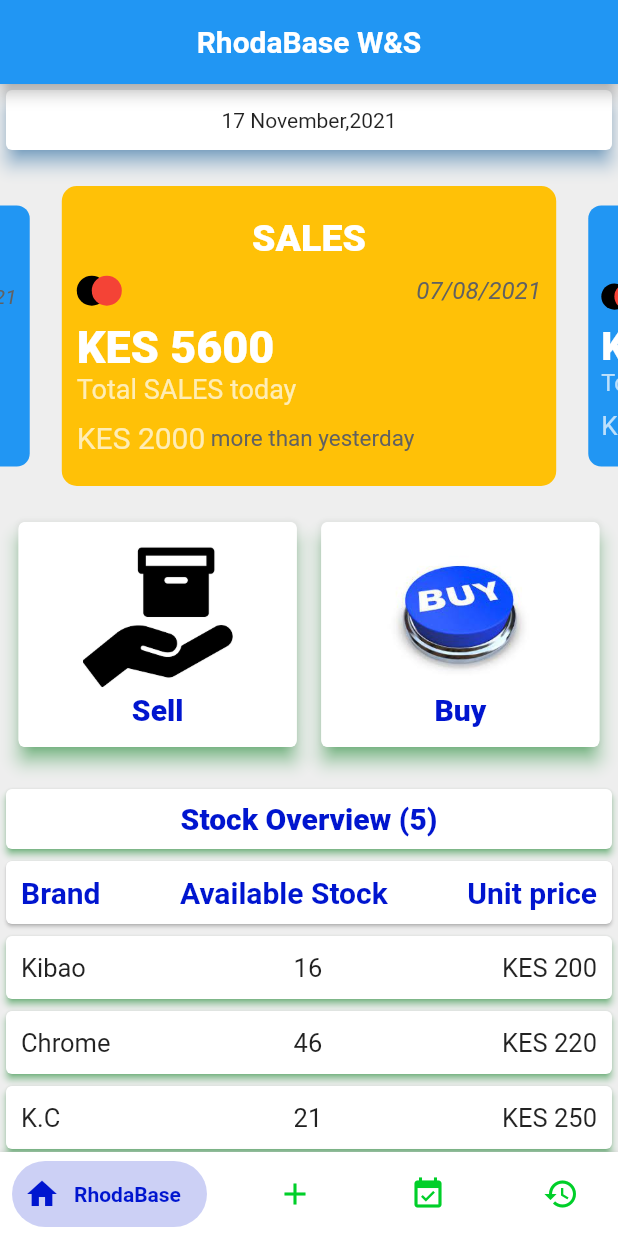
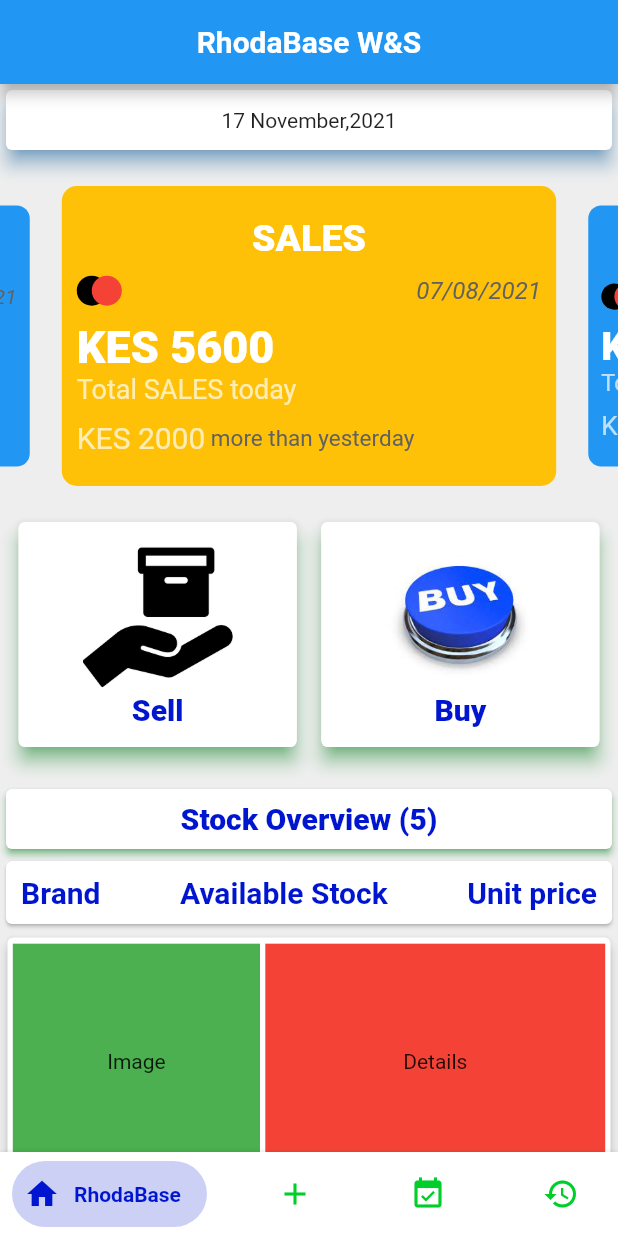
Before and after one commit to RonnyK36/stock-taker, a Flutter app: the screen it shows after launch, on a phone screen of 412 x 824 dp. Run offline on Flutter 3.47's test engine with Material 2 defaults, Android fonts, the phone set to English and light mode, and no system bars; drawn by our look-alikes of bottom_navy_bar, carousel_slider.

Commit message:
Restart Project

```diff
--- a/lib/config/config.dart
+++ b/lib/config/config.dart
@@ -1,4 +1,15 @@
 import 'package:flutter/material.dart';
+
+class Config {
+  static MediaQueryData? _mediaQueryData;
+  static double? screenHeight;
+  static double? screenWidth;
+  void init(BuildContext context) {
+    _mediaQueryData = MediaQuery.of(context);
+    screenHeight = _mediaQueryData!.size.height;
+    screenWidth = _mediaQueryData!.size.width;
+  }
+}
 
 const kBodyTitleTS = TextStyle(
   fontWeight: FontWeight.bold,
--- a/lib/screens/home_page.dart
+++ b/lib/screens/home_page.dart
@@ -5,7 +5,7 @@ import 'package:stock_take/config/config.dart';
 import 'package:stock_take/screens/transaction.dart';
 import 'package:stock_take/widgets/carousel_card.dart';
 import 'package:stock_take/widgets/service_card.dart';
-import 'package:stock_take/widgets/some_record_card.dart';
+import 'package:stock_take/widgets/single_product_card.dart';
 
 class HomePage extends StatefulWidget {
   const HomePage({Key? key}) : super(key: key);
@@ -17,6 +17,7 @@ class HomePage extends StatefulWidget {
 class _HomePageState extends State<HomePage> {
   @override
   Widget build(BuildContext context) {
+    Config().init(context);
     return Scaffold(
       backgroundColor: Colors.grey[200],
       appBar: AppBar(
@@ -163,36 +164,9 @@ class _HomePageState extends State<HomePage> {
                 ),
               ),
             ),
-            bottomRecord(
-              context,
-              brand: 'Kibao',
-              available: '16',
-              price: '200',
-            ),
-            bottomRecord(
-              context,
-              brand: 'Chrome',
-              available: '46',
-              price: '220',
-            ),
-            bottomRecord(
-              context,
-              brand: 'K.C',
-              available: '21',
-              price: '250',
-            ),
-            bottomRecord(
-              context,
-              brand: 'VAT 69',
-              available: '5',
-              price: '600',
-            ),
-            bottomRecord(
-              context,
-              brand: 'Best',
-              available: '75',
-              price: '140',
-            ),
+            SingleProductCard(),
+            SingleProductCard(),
+            SingleProductCard(),
           ],
         ),
       ),
--- /dev/null
+++ b/lib/widgets/single_product_card.dart
@@ -0,0 +1,41 @@
+import 'package:flutter/material.dart';
+import 'package:stock_take/config/config.dart';
+
+class SingleProductCard extends StatelessWidget {
+  const SingleProductCard({
+    Key? key,
+  }) : super(key: key);
+
+  @override
+  Widget build(BuildContext context) {
+    return Card(
+      elevation: 3,
+      margin: EdgeInsets.all(5),
+      child: Container(
+        height: Config.screenHeight! * 0.2,
+        width: Config.screenWidth! * 0.8,
+        // color: Colors.amber,
+        child: Row(
+          mainAxisAlignment: MainAxisAlignment.spaceEvenly,
+          children: [
+            Container(
+              height: Config.screenHeight! * 0.19,
+              width: Config.screenWidth! * 0.4,
+              color: Colors.green,
+              child: Center(child: Text('Image')),
+            ),
+            Container(
+              color: Colors.red,
+              height: Config.screenHeight! * 0.19,
+              width: Config.screenWidth! * 0.55,
+              child: Column(
+                mainAxisAlignment: MainAxisAlignment.center,
+                children: [Text('Details')],
+              ),
+            ),
+          ],
+        ),
+      ),
+    );
+  }
+}
--- a/lib/widgets/some_record_card.dart
+++ /dev/null
@@ -1,42 +0,0 @@
-import 'package:flutter/material.dart';
-import 'package:stock_take/config/config.dart';
-
-Container bottomRecord(
-  context, {
-  required String brand,
-  required String available,
-  required String price,
-}) {
-  return Container(
-    height: 50,
-    width: double.infinity,
-    // color: Colors.teal,
-    child: Card(
-      elevation: 2,
-      shadowColor: Theme.of(context).accentColor,
-      child: Padding(
-        padding: const EdgeInsets.symmetric(horizontal: 10),
-        child: Row(
-          mainAxisAlignment: MainAxisAlignment.spaceBetween,
-          children: [
-            Container(
-              width: MediaQuery.of(context).size.width * 0.15,
-              child: Text(
-                brand,
-                style: kRecordTileTS,
-              ),
-            ),
-            Text(
-              available,
-              style: kRecordTileTS,
-            ),
-            Text(
-              'KES $price',
-              style: kRecordTileTS,
-            ),
-          ],
-        ),
-      ),
-    ),
-  );
-}
```
